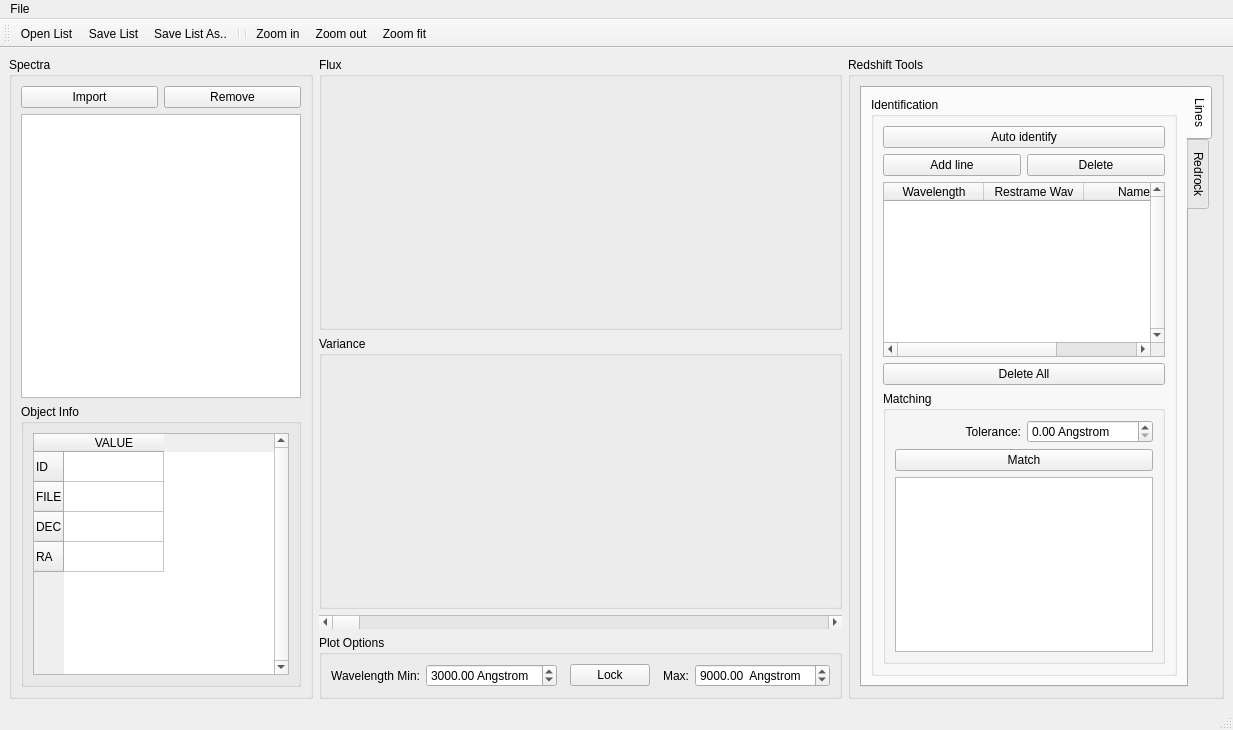
First picture: the form in ui/main_window.ui, repository mauritiusdadd/redmost, before the edit.
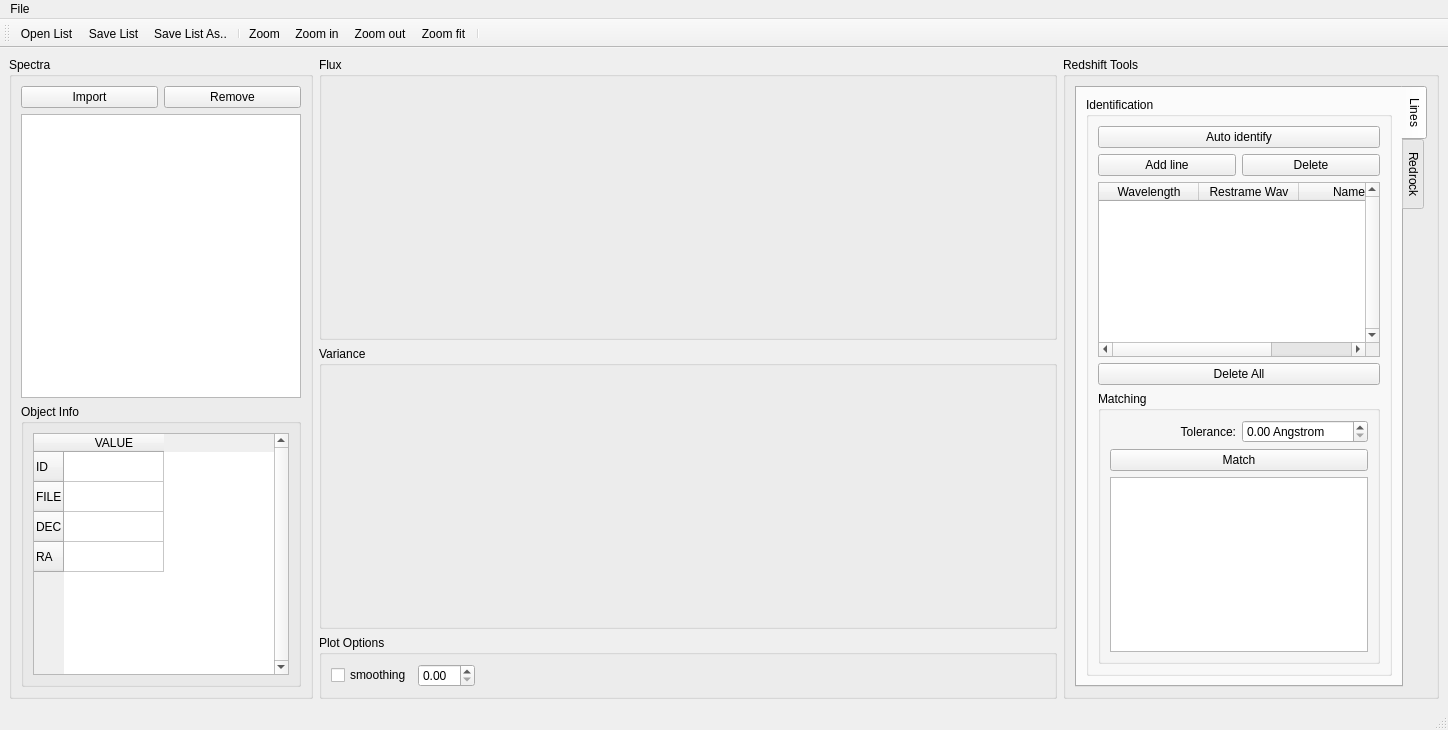
Second picture: the form after the edit. Icons and pictures are not drawn.

Commit message: Add basic zoom functions

What changed in the file:
```diff
--- a/ui/main_window.ui
+++ b/ui/main_window.ui
@@ -6,7 +6,7 @@
    <rect>
     <x>0</x>
     <y>0</y>
-    <width>1233</width>
+    <width>1448</width>
     <height>730</height>
    </rect>
   </property>
@@ -244,34 +244,6 @@
         </layout>
        </widget>
       </item>
-      <item>
-       <widget class="QScrollBar" name="waveHorizontalScrollBar">
-        <property name="sizePolicy">
-         <sizepolicy hsizetype="Expanding" vsizetype="Fixed">
-          <horstretch>0</horstretch>
-          <verstretch>0</verstretch>
-         </sizepolicy>
-        </property>
-        <property name="minimum">
-         <number>3000</number>
-        </property>
-        <property name="maximum">
-         <number>9000</number>
-        </property>
-        <property name="singleStep">
-         <number>10</number>
-        </property>
-        <property name="pageStep">
-         <number>100</number>
-        </property>
-        <property name="value">
-         <number>3000</number>
-        </property>
-        <property name="orientation">
-         <enum>Qt::Horizontal</enum>
-        </property>
-       </widget>
-      </item>
       <item>
        <widget class="QGroupBox" name="wavelengthGroupBox">
         <property name="enabled">
@@ -284,62 +256,14 @@
          <item>
           <layout class="QHBoxLayout" name="horizontalLayout_2">
            <item>
-            <widget class="QLabel" name="label">
-             <property name="sizePolicy">
-              <sizepolicy hsizetype="Minimum" vsizetype="Preferred">
-               <horstretch>0</horstretch>
-               <verstretch>0</verstretch>
-              </sizepolicy>
-             </property>
+            <widget class="QCheckBox" name="smoothingCheckBox">
              <property name="text">
-              <string>Wavelength Min:</string>
+              <string>smoothing</string>
              </property>
-             <property name="alignment">
-              <set>Qt::AlignRight|Qt::AlignTrailing|Qt::AlignVCenter</set>
-             </property>
             </widget>
            </item>
            <item>
-            <widget class="QDoubleSpinBox" name="wavMindoubleSpinBox">
-             <property name="enabled">
-              <bool>true</bool>
-             </property>
-             <property name="suffix">
-              <string> Angstrom</string>
-             </property>
-             <property name="maximum">
-              <double>99999.000000000000000</double>
-             </property>
-             <property name="singleStep">
-              <double>10.000000000000000</double>
-             </property>
-             <property name="value">
-              <double>3000.000000000000000</double>
-             </property>
-            </widget>
-           </item>
-           <item>
-            <spacer name="horizontalSpacer">
-             <property name="orientation">
-              <enum>Qt::Horizontal</enum>
-             </property>
-             <property name="sizeHint" stdset="0">
-              <size>
-               <width>40</width>
-               <height>20</height>
-              </size>
-             </property>
-            </spacer>
-           </item>
-           <item>
-            <widget class="QPushButton" name="wavLockPushButton">
-             <property name="text">
-              <string>Lock</string>
-             </property>
-             <property name="checkable">
-              <bool>true</bool>
-             </property>
-            </widget>
+            <widget class="QDoubleSpinBox" name="smoothingDoubleSpinBox"/>
            </item>
            <item>
             <spacer name="horizontalSpacer_2">
@@ -354,38 +278,6 @@
              </property>
             </spacer>
            </item>
-           <item>
-            <widget class="QLabel" name="label_2">
-             <property name="sizePolicy">
-              <sizepolicy hsizetype="Minimum" vsizetype="Preferred">
-               <horstretch>0</horstretch>
-               <verstretch>0</verstretch>
-              </sizepolicy>
-             </property>
-             <property name="text">
-              <string>Max:</string>
-             </property>
-             <property name="alignment">
-              <set>Qt::AlignRight|Qt::AlignTrailing|Qt::AlignVCenter</set>
-             </property>
-            </widget>
-           </item>
-           <item>
-            <widget class="QDoubleSpinBox" name="wavMaxdoubleSpinBox">
-             <property name="enabled">
-              <bool>true</bool>
-             </property>
-             <property name="suffix">
-              <string>  Angstrom</string>
-             </property>
-             <property name="maximum">
-              <double>99999.000000000000000</double>
-             </property>
-             <property name="value">
-              <double>9000.000000000000000</double>
-             </property>
-            </widget>
-           </item>
           </layout>
          </item>
         </layout>
@@ -660,7 +552,7 @@
     <rect>
      <x>0</x>
      <y>0</y>
-     <width>1233</width>
+     <width>1448</width>
      <height>22</height>
     </rect>
    </property>
@@ -698,10 +590,11 @@
    <addaction name="actionSave_List"/>
    <addaction name="actionSave_List_As"/>
    <addaction name="separator"/>
-   <addaction name="separator"/>
+   <addaction name="actionZoomRegion"/>
    <addaction name="actionZoomIn"/>
    <addaction name="actionZoomOut"/>
    <addaction name="actionZoomFit"/>
+   <addaction name="separator"/>
   </widget>
   <action name="actionOpen_List">
    <property name="icon">
@@ -793,6 +686,20 @@
     <enum>QAction::NoRole</enum>
    </property>
   </action>
+  <action name="actionZoomRegion">
+   <property name="icon">
+    <iconset theme="edit-find"/>
+   </property>
+   <property name="text">
+    <string>Zoom</string>
+   </property>
+   <property name="toolTip">
+    <string>Zoom</string>
+   </property>
+   <property name="menuRole">
+    <enum>QAction::NoRole</enum>
+   </property>
+  </action>
  </widget>
  <resources/>
  <connections>
```
Left out of the diff: 35 changed lines with no effect on the pictures. The commit also changes 1 other file.
